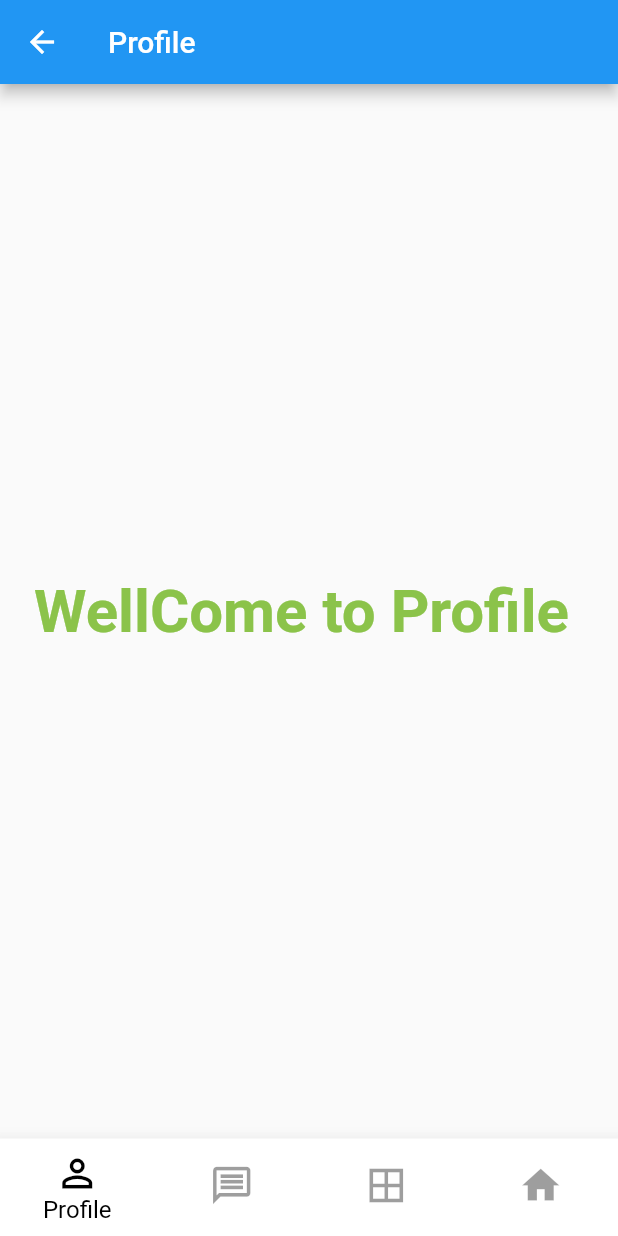
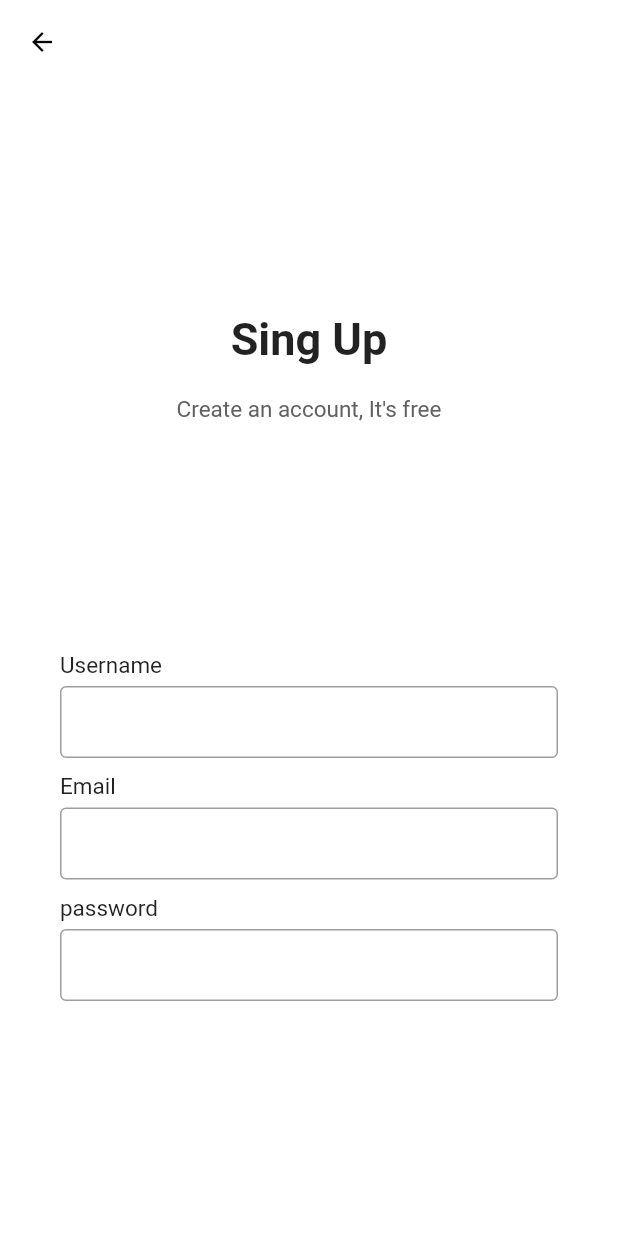
Before and after one commit to FARTASH-421/MyAppProjec1401, a Flutter app: the screen it shows after launch, after a tap on an icon or button, on a phone screen of 412 x 824 dp. Run offline on Flutter 3.47's test engine with Material 2 defaults, Android fonts, the phone set to English and light mode, and no system bars; our stand-ins replace font_awesome_flutter.

Commit message:
create class SignUpPage

```diff
--- a/lib/LongPage.dart
+++ b/lib/LongPage.dart
@@ -1,6 +1,7 @@
 import 'package:flutter/material.dart';
 import 'package:font_awesome_flutter/font_awesome_flutter.dart';
 import 'package:my_pojects/ShopButtonNavigator.dart';
+import 'package:my_pojects/signUpPage.dart';
 
 class LongPage extends StatefulWidget {
   const LongPage({Key? key}) : super(key: key);
@@ -166,7 +167,7 @@ class _LongPageState extends State<LongPage> {
          Navigator.of(context).push(
            MaterialPageRoute(
                builder: (context){
-                 return ShopButtonNavigator();
+                 return SignUp();
                }
            ),
          );
@@ -211,7 +212,6 @@ Widget _bulidSocialBtnRow(){
                  }
              ),
            );
-           setState(() { });
          },
          child: Container(
            height: 80,
@@ -238,6 +238,8 @@ Widget _bulidSocialBtnRow(){
    );
 }
 Widget _bulidForgitPasswordRow(){
+
+  final url = "https://www.google.com";
    return Row(
      mainAxisAlignment: MainAxisAlignment.start,
      crossAxisAlignment: CrossAxisAlignment.start,
--- /dev/null
+++ b/lib/signUpPage.dart
@@ -0,0 +1,93 @@
+import 'package:flutter/material.dart';
+
+class SignUp extends StatelessWidget {
+  const SignUp({Key? key}) : super(key: key);
+
+  @override
+  Widget build(BuildContext context) {
+    return  Scaffold(
+      resizeToAvoidBottomInset: true,
+      backgroundColor: Colors.white,
+      appBar: AppBar(
+        elevation: 0,
+        brightness: Brightness.light,
+        backgroundColor: Colors.white,
+        leading: IconButton(
+          onPressed: () {
+            Navigator.pop(context);
+          },
+          icon:Icon(Icons.arrow_back,
+          size: 20,
+              color: Colors.black,
+          ),
+        ),
+      ),
+      body: SingleChildScrollView(
+        child: Container(
+          padding: EdgeInsets.symmetric(horizontal: 40),
+          height: MediaQuery.of(context).size.height- 50,
+            width: double.infinity,
+          child: Column(
+            mainAxisAlignment: MainAxisAlignment.spaceEvenly,
+            children: [
+              Column(
+                children: [
+                  Text("Sing Up",
+                  style: TextStyle(
+                    fontSize: 30.0,
+                    fontWeight: FontWeight.bold,
+                  ),
+                  ),
+                  SizedBox(height: 20,),
+                  Text("Create an account, It's free",
+                  style: TextStyle(
+                    fontSize: 15,
+                    color: Colors.grey[700]),),
+                ],
+              ),
+          Column(
+            children: [
+              inputFile("Username"),
+              inputFile("Email"),
+              inputFile("password"),
+            ],
+          ),
+            ],
+          ),
+        ),
+      ),
+    );
+  }
+
+Widget  inputFile(label) {
+    return Column(
+      crossAxisAlignment: CrossAxisAlignment.start,
+      children: [
+        Text(label,
+          style: TextStyle(
+            fontWeight: FontWeight.w400,
+            fontSize: 15,
+            color: Colors.black87
+          ),
+        ),
+        SizedBox(
+          height: 5,
+        ),
+        TextField(
+         decoration: InputDecoration(
+           contentPadding: EdgeInsets.symmetric(vertical: 0,horizontal: 10),
+           enabledBorder: OutlineInputBorder(
+             borderSide: BorderSide(
+               color: Colors.grey,
+             ),
+           ),
+           border: OutlineInputBorder(
+             borderSide: BorderSide(color: Colors.grey),
+           )
+         ),
+        ),
+        SizedBox(height: 10,),
+      ],
+    );
+}
+}
--- a/lib/splush_screen.dart
+++ b/lib/splush_screen.dart
@@ -1,9 +1,7 @@
 import 'dart:async';
-
 import 'package:flutter/material.dart';
 import 'package:flutter/painting.dart';
 import 'package:my_pojects/LongPage.dart';
-import 'home_page.dart';
 
 
 class Spalsh extends StatefulWidget {
@@ -15,7 +13,7 @@ class _SpalshState extends State<Spalsh> {
   @override
   void initState() {
     super.initState();
-    Timer(Duration(seconds: 2),
+    Timer(Duration(seconds: 5),
             ()=> Navigator.pushReplacement(context,
             MaterialPageRoute(builder: (context) => LongPage(),
             ))
@@ -32,8 +30,8 @@ class _SpalshState extends State<Spalsh> {
             begin: Alignment.topRight,
             end: Alignment.bottomRight,
             colors: [
-              Color(0xFFA9900F),
-              Color(0xFFFa1010)
+              Color(0xFFAEEA00),
+              Color(0xFF2E7D32),
             ],
           ),
         ),
@@ -46,17 +44,19 @@ class _SpalshState extends State<Spalsh> {
                 Image.asset('images/PngItem.png',
                   width: 360,
                   height: 360,),
-                Text("DigiRed",
+                Text("DigiGreen",
                   textAlign: TextAlign.center,
                   style: TextStyle(
-                    color: Colors.tealAccent,
+                    color: Colors.deepOrange,
                     fontFamily: "Kurale",
                     fontSize: 45,
                   ),
                 ),
               ],
             ),
-            CircularProgressIndicator(),
+            CircularProgressIndicator(
+              color: Colors.black,
+            ),
           ],
         ),
       ),
--- a/pubspec.yaml
+++ b/pubspec.yaml
@@ -30,6 +30,7 @@ dependencies:
   flutter:
     sdk: flutter
   font_awesome_flutter: ^10.1.0
+  #url_launcher: ^6.1.2
 
 
   # The following adds the Cupertino Icons font to your application.
```
